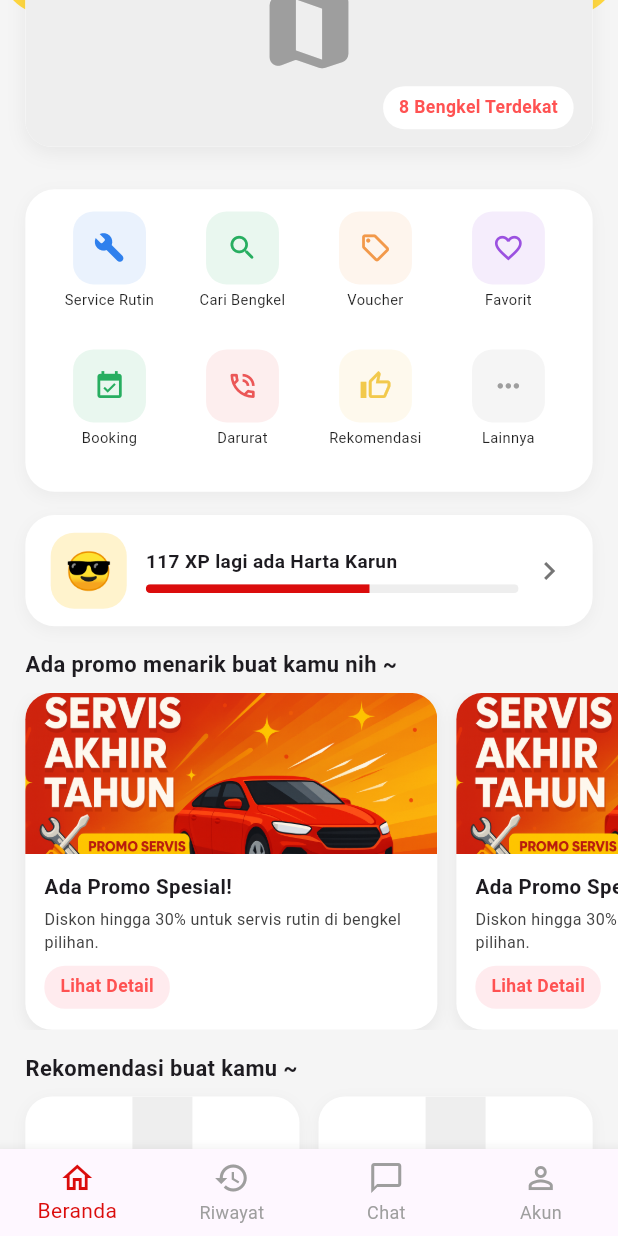
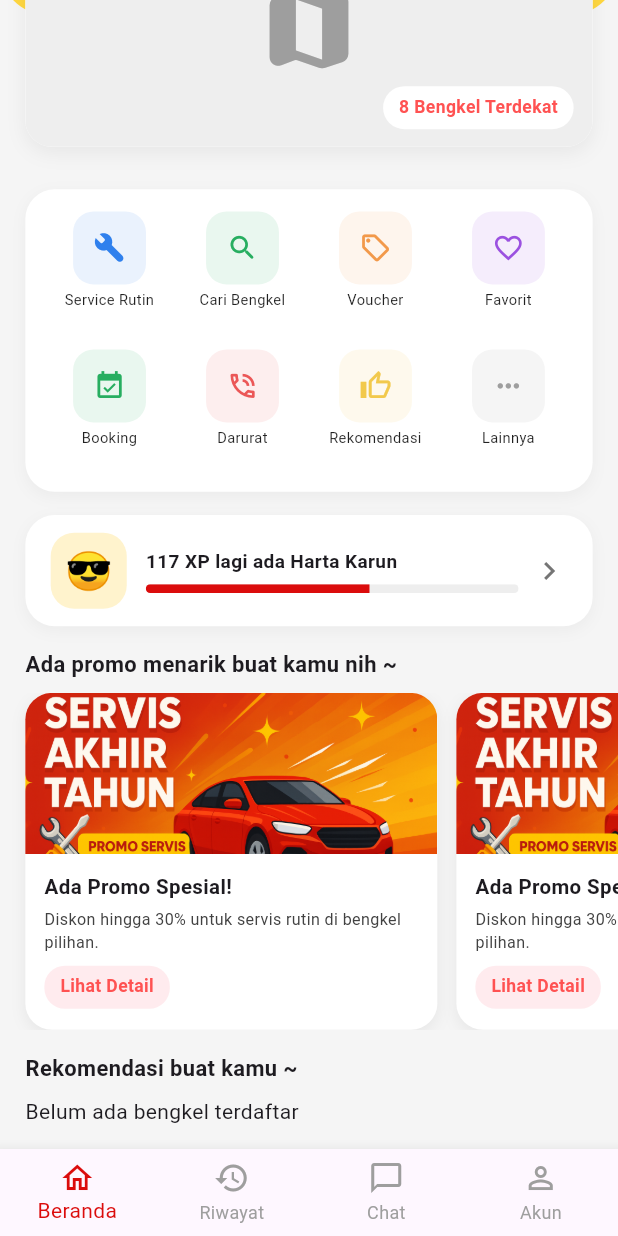
Before and after one commit to Z-A-N/bengkelku, a Flutter app: the HomeDashboard screen opened directly, scrolled down 195 dp, on a phone screen of 412 x 824 dp. Run offline on Flutter 3.47's test engine with Material 3 defaults, Android fonts, the phone set to English and light mode, and no system bars; our stand-ins replace cloud_firestore, firebase_auth, firebase_core, flutter_screenutil, shared_preferences; accounts and stored records are empty.

Commit message:
database bengkel

```diff
--- /dev/null
+++ b/lib/models/bengkel_model.dart
@@ -0,0 +1,42 @@
+import 'package:cloud_firestore/cloud_firestore.dart';
+
+class Bengkel {
+  final String id;
+  final String nama;
+  final String alamat;
+  final String deskripsi;
+  final double rating;
+  final bool buka;
+  final String foto;
+  final GeoPoint lokasi;
+  final Map<String, dynamic> jamOperasional;
+
+  Bengkel({
+    required this.id,
+    required this.nama,
+    required this.alamat,
+    required this.deskripsi,
+    required this.rating,
+    required this.buka,
+    required this.foto,
+    required this.lokasi,
+    required this.jamOperasional,
+  });
+
+  factory Bengkel.fromDoc(DocumentSnapshot doc) {
+    final data = doc.data() as Map<String, dynamic>? ?? {};
+
+    return Bengkel(
+      id: doc.id,
+      nama: data['nama'] ?? '-',
+      alamat: data['alamat'] ?? '-',
+      deskripsi: data['deskripsi'] ?? '',
+      rating: (data['rating'] ?? 0).toDouble(),
+      buka: data['buka'] ?? false,
+      foto: data['foto'] ?? '',
+      lokasi: data['lokasi'] as GeoPoint? ?? const GeoPoint(0, 0),
+      jamOperasional:
+          (data['jam_operasional'] as Map<String, dynamic>?) ?? {},
+    );
+  }
+}
--- a/lib/screen/home/home_dashboard.dart
+++ b/lib/screen/home/home_dashboard.dart
@@ -1,7 +1,9 @@
 import 'package:flutter/material.dart';
 import 'package:flutter_screenutil/flutter_screenutil.dart';
 import 'package:firebase_auth/firebase_auth.dart';
+import 'package:cloud_firestore/cloud_firestore.dart';
 
+import '../../models/bengkel_model.dart';
 import '../bengkel/bengkel_detail.dart';
 import '../profile/profile.dart';
 import '../../widgets/navbar.dart';
@@ -36,7 +38,15 @@ class _HomeDashboardState extends State<HomeDashboard> {
     return (parts.first[0] + parts.last[0]).toUpperCase();
   }
 
-  // buka halaman detail bengkel
+  /// Stream bengkel dari Firestore
+  Stream<List<Bengkel>> get _bengkelStream {
+    return FirebaseFirestore.instance
+        .collection('bengkel')
+        .snapshots()
+        .map((snap) => snap.docs.map((d) => Bengkel.fromDoc(d)).toList());
+  }
+
+  // buka halaman detail bengkel (sementara tanpa kirim data)
   void _openBengkelDetail() {
     Navigator.push(
       context,
@@ -144,6 +154,7 @@ class _HomeDashboardState extends State<HomeDashboard> {
 
                 SizedBox(height: 16.h),
 
+                // ================== REKOMENDASI DARI FIRESTORE ==================
                 Padding(
                   padding: EdgeInsets.symmetric(horizontal: 16.w),
                   child: Text(
@@ -159,14 +170,55 @@ class _HomeDashboardState extends State<HomeDashboard> {
 
                 Padding(
                   padding: EdgeInsets.symmetric(horizontal: 16.w),
-                  child: _buildRecommendationRow(),
+                  child: StreamBuilder<List<Bengkel>>(
+                    stream: _bengkelStream,
+                    builder: (context, snapshot) {
+                      if (snapshot.connectionState == ConnectionState.waiting) {
+                        return const Center(child: CircularProgressIndicator());
+                      }
+
+                      if (snapshot.hasError) {
+                        return const Text("Gagal memuat bengkel");
+                      }
+
+                      final list = snapshot.data ?? [];
+
+                      if (list.isEmpty) {
+                        return const Text("Belum ada bengkel terdaftar");
+                      }
+
+                      // Layout sama seperti desain:
+                      // 2 kartu kecil di atas, sisanya list besar di bawah
+                      return Column(
+                        children: [
+                          // ROW 2 KARTU KECIL
+                          Row(
+                            children: [
+                              Expanded(
+                                child: _buildBengkelCompactCard(list[0]),
+                              ),
+                              if (list.length > 1) ...[
+                                SizedBox(width: 12.w),
+                                Expanded(
+                                  child: _buildBengkelCompactCard(list[1]),
+                                ),
+                              ],
+                            ],
                           ),
 
+                          if (list.length > 2) ...[
                             SizedBox(height: 16.h),
 
-                Padding(
-                  padding: EdgeInsets.symmetric(horizontal: 16.w),
-                  child: _buildRecommendationList(),
+                            // LIST BESAR DI BAWAH
+                            for (int i = 2; i < list.length; i++) ...[
+                              _buildBengkelListCard(list[i]),
+                              SizedBox(height: 12.h),
+                            ],
+                          ],
+                        ],
+                      );
+                    },
+                  ),
                 ),
               ],
             ),
@@ -405,69 +457,6 @@ class _HomeDashboardState extends State<HomeDashboard> {
   }
 
   // =====================================================
-  //                      KARTU XP / EXP
-  // =====================================================
-
-  Widget _buildXpCard() {
-    return Container(
-      decoration: BoxDecoration(
-        color: Colors.white,
-        borderRadius: BorderRadius.circular(20.r),
-        boxShadow: [
-          BoxShadow(
-            color: Colors.black.withOpacity(0.04),
-            blurRadius: 8,
-            offset: const Offset(0, 3),
-          ),
-        ],
-      ),
-      padding: EdgeInsets.symmetric(horizontal: 16.w, vertical: 12.h),
-      child: Row(
-        children: [
-          Container(
-            width: 48.w,
-            height: 48.w,
-            decoration: BoxDecoration(
-              color: const Color(0xFFFFF3CD),
-              borderRadius: BorderRadius.circular(16.r),
-            ),
-            child: Center(
-              child: Text("😎", style: TextStyle(fontSize: 26.sp)),
-            ),
-          ),
-          SizedBox(width: 12.w),
-          Expanded(
-            child: Column(
-              crossAxisAlignment: CrossAxisAlignment.start,
-              children: [
-                Text(
-                  "117 XP lagi ada Harta Karun",
-                  style: TextStyle(
-                    fontSize: 13.sp,
-                    fontWeight: FontWeight.w600,
-                  ),
-                ),
-                SizedBox(height: 6.h),
-                ClipRRect(
-                  borderRadius: BorderRadius.circular(10.r),
-                  child: LinearProgressIndicator(
-                    value: 0.6, // progress contoh
-                    minHeight: 6.h,
-                    backgroundColor: Colors.grey.shade200,
-                    valueColor: const AlwaysStoppedAnimation(Color(0xFFDB0C0C)),
-                  ),
-                ),
-              ],
-            ),
-          ),
-          SizedBox(width: 8.w),
-          Icon(Icons.chevron_right, color: Colors.grey[600]),
-        ],
-      ),
-    );
-  }
-
-  // =====================================================
   //                         PROMO (DENGAN GAMBAR)
   // =====================================================
 
@@ -567,36 +556,80 @@ class _HomeDashboardState extends State<HomeDashboard> {
   }
 
   // =====================================================
-  //                REKOMENDASI (ATAS & LIST)
+  //                      KARTU XP / EXP
   // =====================================================
 
-  Widget _buildRecommendationRow() {
-    return Row(
+  Widget _buildXpCard() {
+    return Container(
+      decoration: BoxDecoration(
+        color: Colors.white,
+        borderRadius: BorderRadius.circular(20.r),
+        boxShadow: [
+          BoxShadow(
+            color: Colors.black.withOpacity(0.04),
+            blurRadius: 8,
+            offset: const Offset(0, 3),
+          ),
+        ],
+      ),
+      padding: EdgeInsets.symmetric(horizontal: 16.w, vertical: 12.h),
+      child: Row(
         children: [
-        Expanded(
-          child: _buildWorkshopCard(compact: true, onTap: _openBengkelDetail),
+          Container(
+            width: 48.w,
+            height: 48.w,
+            decoration: BoxDecoration(
+              color: const Color(0xFFFFF3CD),
+              borderRadius: BorderRadius.circular(16.r),
+            ),
+            child: Center(
+              child: Text("😎", style: TextStyle(fontSize: 26.sp)),
+            ),
           ),
           SizedBox(width: 12.w),
           Expanded(
-          child: _buildWorkshopCard(compact: true, onTap: _openBengkelDetail),
+            child: Column(
+              crossAxisAlignment: CrossAxisAlignment.start,
+              children: [
+                Text(
+                  "117 XP lagi ada Harta Karun",
+                  style: TextStyle(
+                    fontSize: 13.sp,
+                    fontWeight: FontWeight.w600,
+                  ),
+                ),
+                SizedBox(height: 6.h),
+                ClipRRect(
+                  borderRadius: BorderRadius.circular(10.r),
+                  child: LinearProgressIndicator(
+                    value: 0.6, // progress contoh
+                    minHeight: 6.h,
+                    backgroundColor: Colors.grey.shade200,
+                    valueColor: const AlwaysStoppedAnimation(Color(0xFFDB0C0C)),
+                  ),
                 ),
               ],
+            ),
+          ),
+          SizedBox(width: 8.w),
+          Icon(Icons.chevron_right, color: Colors.grey[600]),
+        ],
+      ),
     );
   }
 
-  Widget _buildRecommendationList() {
-    return Column(
-      children: [
-        _buildWorkshopCard(onTap: _openBengkelDetail),
-        SizedBox(height: 12.h),
-        _buildWorkshopCard(onTap: _openBengkelDetail),
-      ],
-    );
-  }
+  // =====================================================
+  //      CARD REKOMENDASI DARI OBJECT BENGKEL (FIRESTORE)
+  // =====================================================
 
-  Widget _buildWorkshopCard({bool compact = false, VoidCallback? onTap}) {
-    final card = Container(
-      height: compact ? 210.h : 110.h,
+  /// Kartu kecil (compact) untuk 2 rekomendasi di baris atas
+  Widget _buildBengkelCompactCard(Bengkel b) {
+    return Material(
+      color: Colors.transparent,
+      child: InkWell(
+        onTap: _openBengkelDetail, // nanti bisa kirim data b
+        child: Container(
+          height: 210.h,
           decoration: BoxDecoration(
             color: Colors.white,
             borderRadius: BorderRadius.circular(18.r),
@@ -609,32 +642,173 @@ class _HomeDashboardState extends State<HomeDashboard> {
             ],
           ),
           clipBehavior: Clip.antiAlias,
-      child: compact
-          ? Column(
+          child: Column(
             children: [
               _buildWorkshopImage(height: 110.h),
               Padding(
                 padding: EdgeInsets.all(10.w),
-                  child: _buildWorkshopInfo(),
+                child: Column(
+                  crossAxisAlignment: CrossAxisAlignment.start,
+                  children: [
+                    Text(
+                      "5.8 km", // sementara statis, nanti bisa dihitung dari lokasi
+                      style: TextStyle(fontSize: 11.sp, color: Colors.grey),
+                    ),
+                    SizedBox(height: 2.h),
+                    Text(
+                      b.nama,
+                      maxLines: 2,
+                      overflow: TextOverflow.ellipsis,
+                      style: TextStyle(
+                        fontSize: 13.sp,
+                        fontWeight: FontWeight.w600,
+                      ),
+                    ),
+                    SizedBox(height: 4.h),
+                    Row(
+                      children: [
+                        const Icon(
+                          Icons.star_rounded,
+                          color: Colors.orange,
+                          size: 16,
+                        ),
+                        SizedBox(width: 4.w),
+                        Text(
+                          "${b.rating.toStringAsFixed(1)} • 300+ rating",
+                          style: TextStyle(
+                            fontSize: 11.sp,
+                            color: Colors.grey[700],
+                          ),
                         ),
                       ],
-            )
-          : Row(
+                    ),
+                  ],
+                ),
+              ),
+            ],
+          ),
+        ),
+      ),
+    );
+  }
+
+  /// Kartu besar list di bagian bawah
+  /// Kartu besar list di bagian bawah
+  Widget _buildBengkelListCard(Bengkel b) {
+    return Material(
+      color: Colors.transparent,
+      child: InkWell(
+        onTap: _openBengkelDetail,
+        child: Container(
+          height: 110.h,
+          decoration: BoxDecoration(
+            color: Colors.white,
+            borderRadius: BorderRadius.circular(18.r),
+            boxShadow: [
+              BoxShadow(
+                color: Colors.black.withOpacity(0.04),
+                blurRadius: 8,
+                offset: const Offset(0, 3),
+              ),
+            ],
+          ),
+          clipBehavior: Clip.antiAlias,
+          child: Row(
             children: [
               _buildWorkshopImage(width: 110.w),
               Expanded(
                 child: Padding(
                   padding: EdgeInsets.all(10.w),
-                    child: _buildWorkshopInfo(withTag: true),
+                  child: Column(
+                    crossAxisAlignment: CrossAxisAlignment.start,
+                    children: [
+                      // jarak (sementara statis)
+                      Text(
+                        "5.8 km",
+                        style: TextStyle(fontSize: 11.sp, color: Colors.grey),
+                      ),
+                      SizedBox(height: 2.h),
+
+                      // nama
+                      Text(
+                        b.nama,
+                        maxLines: 2,
+                        overflow: TextOverflow.ellipsis,
+                        style: TextStyle(
+                          fontSize: 13.sp,
+                          fontWeight: FontWeight.w600,
+                        ),
+                      ),
+                      SizedBox(height: 4.h),
+
+                      // rating
+                      Row(
+                        children: [
+                          const Icon(
+                            Icons.star_rounded,
+                            color: Colors.orange,
+                            size: 16,
+                          ),
+                          SizedBox(width: 4.w),
+                          Text(
+                            "${b.rating.toStringAsFixed(1)} • Bengkel terpercaya",
+                            style: TextStyle(
+                              fontSize: 11.sp,
+                              color: Colors.grey[700],
                             ),
                           ),
                         ],
                       ),
-    );
+                      SizedBox(height: 6.h),
 
-    return Material(
-      color: Colors.transparent,
-      child: InkWell(onTap: onTap, child: card),
+                      // deskripsi + badge BUKA/TUTUP
+                      Row(
+                        mainAxisAlignment: MainAxisAlignment.spaceBetween,
+                        children: [
+                          Expanded(
+                            child: Text(
+                              b.deskripsi ?? "Tambal Ban",
+                              maxLines: 1,
+                              overflow: TextOverflow.ellipsis,
+                              style: TextStyle(
+                                fontSize: 11.sp,
+                                color: Colors.grey[800],
+                              ),
+                            ),
+                          ),
+                          SizedBox(width: 8.w),
+                          Container(
+                            padding: EdgeInsets.symmetric(
+                              horizontal: 10.w,
+                              vertical: 4.h,
+                            ),
+                            decoration: BoxDecoration(
+                              color: b.buka
+                                  ? const Color(0xFFE8F5E9) // hijau soft
+                                  : const Color(0xFFFFEBEE), // merah soft
+                              borderRadius: BorderRadius.circular(12.r),
+                            ),
+                            child: Text(
+                              b.buka ? "Buka" : "Tutup",
+                              style: TextStyle(
+                                fontSize: 11.sp,
+                                fontWeight: FontWeight.w600,
+                                color: b.buka
+                                    ? const Color(0xFF2E7D32) // hijau tua
+                                    : const Color(0xFFB71C1C), // merah tua
+                              ),
+                            ),
+                          ),
+                        ],
+                      ),
+                    ],
+                  ),
+                ),
+              ),
+            ],
+          ),
+        ),
+      ),
     );
   }
 
@@ -644,60 +818,6 @@ class _HomeDashboardState extends State<HomeDashboard> {
       height: height,
       color: Colors.grey.shade200,
       child: const Icon(Icons.car_repair, size: 40, color: Colors.grey),
-    );
-  }
-
-  Widget _buildWorkshopInfo({bool withTag = false}) {
-    return Column(
-      crossAxisAlignment: CrossAxisAlignment.start,
-      children: [
-        Text(
-          "5.8 km",
-          style: TextStyle(fontSize: 11.sp, color: Colors.grey),
-        ),
-        SizedBox(height: 2.h),
-        Text(
-          "Bengkel Watanabe Karangsalam",
-          maxLines: 2,
-          overflow: TextOverflow.ellipsis,
-          style: TextStyle(fontSize: 13.sp, fontWeight: FontWeight.w600),
-        ),
-        SizedBox(height: 4.h),
-        Row(
-          children: [
-            const Icon(Icons.star_rounded, color: Colors.orange, size: 16),
-            SizedBox(width: 4.w),
-            Text(
-              "4.8 • 300+ rating",
-              style: TextStyle(fontSize: 11.sp, color: Colors.grey),
-            ),
-          ],
-        ),
-        if (withTag) ...[
-          SizedBox(height: 6.h),
-          Row(
-            mainAxisAlignment: MainAxisAlignment.spaceBetween,
-            children: [
-              Text("Tambal Ban", style: TextStyle(fontSize: 11.sp)),
-              Container(
-                padding: EdgeInsets.symmetric(horizontal: 10.w, vertical: 4.h),
-                decoration: BoxDecoration(
-                  color: const Color(0xFFE8F5E9),
-                  borderRadius: BorderRadius.circular(12.r),
-                ),
-                child: Text(
-                  "Buka",
-                  style: TextStyle(
-                    color: const Color(0xFF2E7D32),
-                    fontSize: 11.sp,
-                    fontWeight: FontWeight.w600,
-                  ),
-                ),
-              ),
-            ],
-          ),
-        ],
-      ],
     );
   }
 
```
Lines whose indentation alone changed are shown as unchanged.
